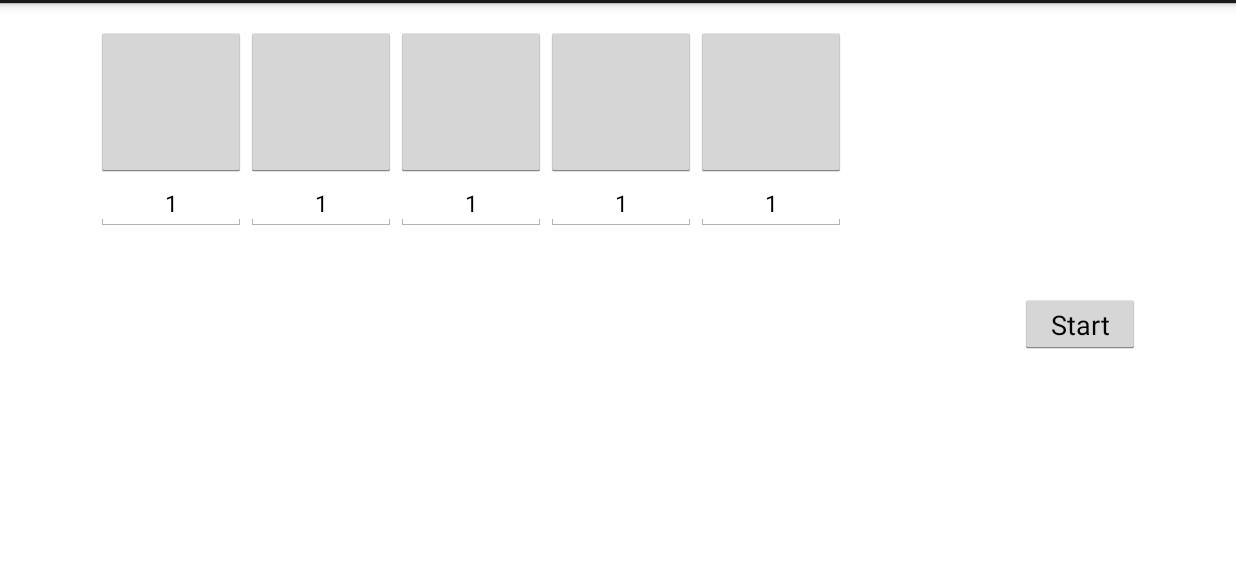
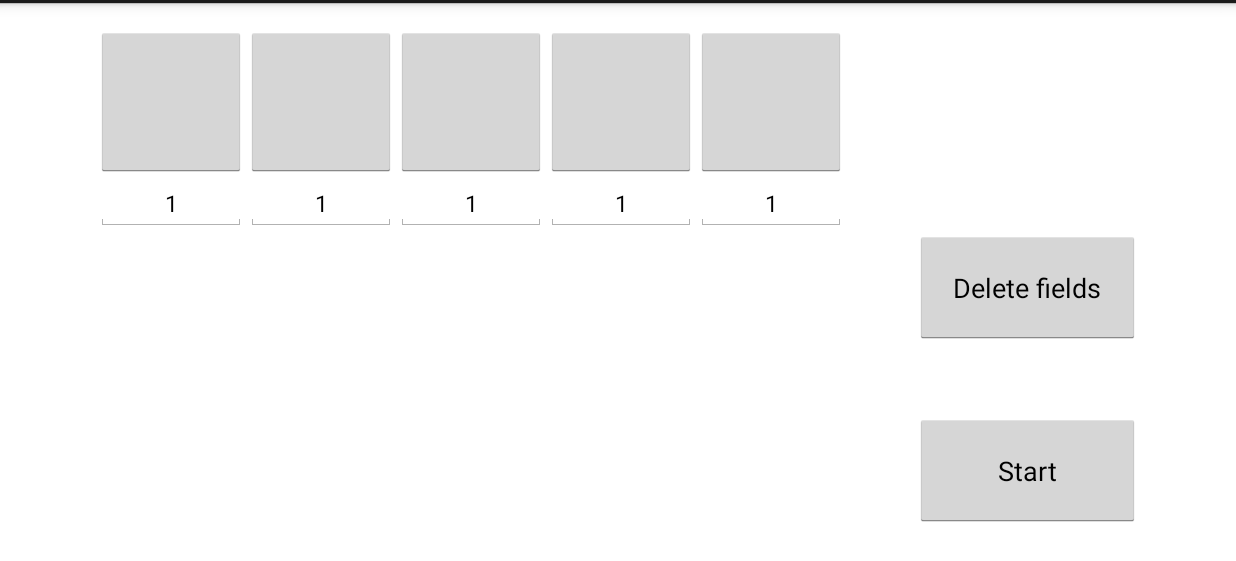
Before and after one commit to tazejin/NXT-Commander, an Android app: the screen it shows after launch (Main), after a tap on "PROGRAMMING", on a phone screen of 824 x 412 dp (held sideways), the part 57-618 px from its top. Run offline under Robolectric (Android 15) with nearby library versions, the phone set to English and light mode, and no system bars.

Commit message:
Dokoncene senzorove **** . Commit -> nova branch dev kde pozmenim cely system.

```diff
--- a/app/src/main/res/layout-land/programovanie.xml
+++ b/app/src/main/res/layout-land/programovanie.xml
@@ -66,17 +66,17 @@
         android:layout_toEndOf="@+id/Field4" />
 
     <Button
-        android:layout_width="80dp"
-        android:layout_height="40dp"
+        android:layout_width="150dp"
+        android:layout_height="75dp"
         android:text="@string/startProg"
         android:id="@+id/buttonStart"
         android:clickable="true"
         android:gravity="center"
         android:onClick="startProgramovanie"
+        android:layout_marginTop="122dp"
         android:layout_below="@+id/par5"
         android:layout_alignParentRight="true"
-        android:layout_alignParentEnd="true"
-        android:layout_marginTop="42dp" />
+        android:layout_alignParentEnd="true" />
 
     <EditText
         android:layout_width="wrap_content"
@@ -179,4 +179,124 @@
         android:layout_toRightOf="@+id/Field4"
         android:layout_toEndOf="@+id/Field4" />
 
+    <Button
+        android:layout_width="150dp"
+        android:layout_height="75dp"
+        android:text="@string/deleteAll"
+        android:id="@+id/buttonDelete"
+        android:clickable="true"
+        android:gravity="center"
+        android:onClick="deleteAll"
+        android:layout_below="@+id/par5"
+        android:layout_alignParentRight="true"
+        android:layout_alignParentEnd="true" />
+
+    <TextView
+        android:layout_width="wrap_content"
+        android:layout_height="wrap_content"
+        android:textAppearance="?android:attr/textAppearanceMedium"
+        android:text="@string/batteryLevel"
+        android:id="@+id/textBattery"
+        android:layout_centerVertical="true"
+        android:layout_alignLeft="@+id/switchMonitoring"
+        android:layout_alignStart="@+id/switchMonitoring"
+        android:visibility="gone" />
+
+    <TextView
+        android:layout_width="wrap_content"
+        android:layout_height="wrap_content"
+        android:textAppearance="?android:attr/textAppearanceMedium"
+        android:text="@string/soundLevel1"
+        android:id="@+id/textSound"
+        android:layout_below="@+id/textBattery"
+        android:layout_alignLeft="@+id/switchMonitoring"
+        android:visibility="gone"
+        android:clickable="true"
+        android:onClick="zmenaSoundu" />
+
+    <TextView
+        android:layout_width="wrap_content"
+        android:layout_height="wrap_content"
+        android:textAppearance="?android:attr/textAppearanceMedium"
+        android:text="@string/touchLevel"
+        android:id="@+id/textTouch"
+        android:layout_below="@+id/textSound"
+        android:layout_alignLeft="@+id/switchMonitoring"
+        android:visibility="gone" />
+
+    <TextView
+        android:layout_width="wrap_content"
+        android:layout_height="wrap_content"
+        android:textAppearance="?android:attr/textAppearanceMedium"
+        android:text="@string/lightLevel2"
+        android:id="@+id/textLight"
+        android:visibility="gone"
+        android:layout_below="@+id/textTouch"
+        android:layout_alignLeft="@+id/textTouch"
+        android:layout_alignStart="@+id/textTouch"
+        android:onClick="zmenaSvetla"
+        android:clickable="true" />
+
+    <TextView
+        android:layout_width="wrap_content"
+        android:layout_height="wrap_content"
+        android:textAppearance="?android:attr/textAppearanceMedium"
+        android:id="@+id/lightSenzor"
+        android:layout_alignTop="@+id/textLight"
+        android:layout_toRightOf="@+id/textBattery"
+        android:layout_marginLeft="100dp"
+        android:visibility="gone" />
+
+    <TextView
+        android:layout_width="wrap_content"
+        android:layout_height="wrap_content"
+        android:textAppearance="?android:attr/textAppearanceMedium"
+        android:id="@+id/batterySenzor"
+        android:layout_alignTop="@+id/textBattery"
+        android:layout_alignLeft="@+id/lightSenzor"
+        android:layout_alignStart="@+id/lightSenzor"
+        android:visibility="gone" />
+
+    <TextView
+        android:layout_width="wrap_content"
+        android:layout_height="wrap_content"
+        android:textAppearance="?android:attr/textAppearanceMedium"
+        android:id="@+id/soundSenzor"
+        android:layout_below="@+id/batterySenzor"
+        android:layout_alignLeft="@+id/batterySenzor"
+        android:layout_alignStart="@+id/batterySenzor"
+        android:visibility="gone" />
+
+    <TextView
+        android:layout_width="wrap_content"
+        android:layout_height="wrap_content"
+        android:textAppearance="?android:attr/textAppearanceMedium"
+        android:id="@+id/touchSenzor"
+        android:layout_below="@+id/soundSenzor"
+        android:layout_alignLeft="@+id/soundSenzor"
+        android:layout_alignStart="@+id/soundSenzor"
+        android:visibility="gone" />
+
+    <TextView
+        android:layout_width="wrap_content"
+        android:layout_height="wrap_content"
+        android:textAppearance="?android:attr/textAppearanceMedium"
+        android:text="@string/ultraLevel"
+        android:id="@+id/textUltra"
+        android:visibility="gone"
+        android:layout_alignBottom="@+id/buttonDown"
+        android:layout_alignLeft="@+id/textLight"
+        android:layout_alignStart="@+id/textLight"
+        android:layout_marginBottom="30dp" />
+
+    <TextView
+        android:layout_width="wrap_content"
+        android:layout_height="wrap_content"
+        android:textAppearance="?android:attr/textAppearanceMedium"
+        android:id="@+id/ultraSenzor"
+        android:visibility="gone"
+        android:layout_alignTop="@+id/textUltra"
+        android:layout_alignLeft="@+id/lightSenzor"
+        android:layout_alignStart="@+id/lightSenzor" />
+
 </RelativeLayout>
--- a/app/src/main/res/menu/menu_programovanie.xml
+++ b/app/src/main/res/menu/menu_programovanie.xml
@@ -16,5 +16,14 @@
         android:title="@string/turnRight"/>
     <item android:id="@+id/wait"
         android:icon="@drawable/wait"
-        android:title="@string/wait" />
+        android:title="@string/wait"/>
+    <item android:id="@+id/touchPressed"
+        android:icon="@drawable/touch_pressed"
+        android:title="@string/touchSensor"/>
+    <item android:id="@+id/sound"
+        android:icon="@drawable/sound"
+        android:title="@string/soundSensor"/>
+    <item android:id="@+id/light"
+        android:icon="@drawable/light"
+        android:title="@string/lightSensor"/>
 </menu>
--- a/app/src/main/res/values/strings.xml
+++ b/app/src/main/res/values/strings.xml
@@ -10,17 +10,23 @@
     <string name="ovladanie">Controlling</string>
     <string name="speed">Speed:</string>
     <string name="startProg">Start</string>
+    <string name="deleteAll">Delete fields</string>
     <string name="forward">Forward</string>
     <string name="backward">Backward</string>
     <string name="turnLeft">Turn Left</string>
     <string name="turnRight">Turn Right</string>
     <string name="wait">Wait</string>
+    <string name="touchSensor">Touch:Pressed</string>
+    <string name="soundSensor">Sound</string>
+    <string name="lightSensor">Light</string>
     <string name="monitoring">Monitoring</string>
 
     <!-- Stringy pre senzory -->
     <string name="batteryLevel">Battery Level:</string>
-    <string name="lightLevel">Light Level:</string>
-    <string name="soundLevel">Sound Level:</string>
+    <string name="lightLevel1">Light:Reflection:</string>
+    <string name="soundLevel1">Sound:dB:</string>
+    <string name="lightLevel2">Light:Ambient:</string>
+    <string name="soundLevel2">Sound:dBA:</string>
     <string name="touchLevel">Touch State:</string>
     <string name="ultraLevel">Distance:</string>
     <string name="touch0"> Not Pressed</string>
```
Also changed, not shown: app/src/main/java/com/jurajpaulik/nxtcommander/Main.java (+317 -24 lines), app/src/main/res/layout-land/ovladanie.xml (+8 -4 lines), app/src/main/res/drawable-hdpi/light.png (added), app/src/main/res/drawable-hdpi/sound.png (added), app/src/main/res/drawable-hdpi/touch_pressed.png (added), 1 other file.
